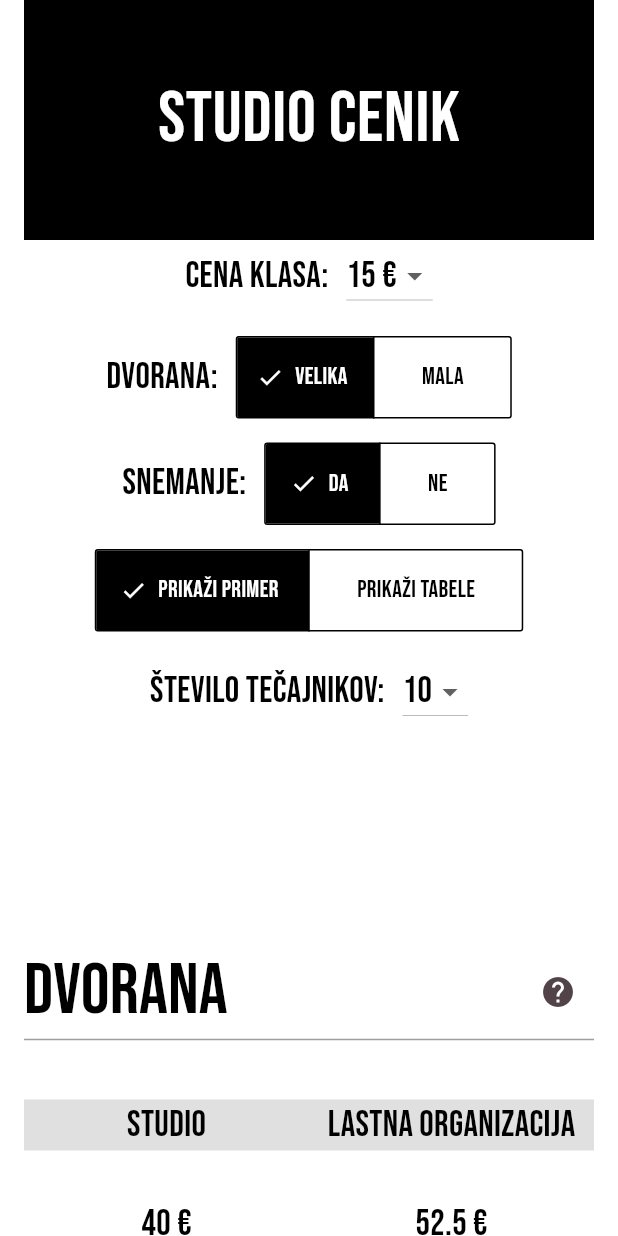
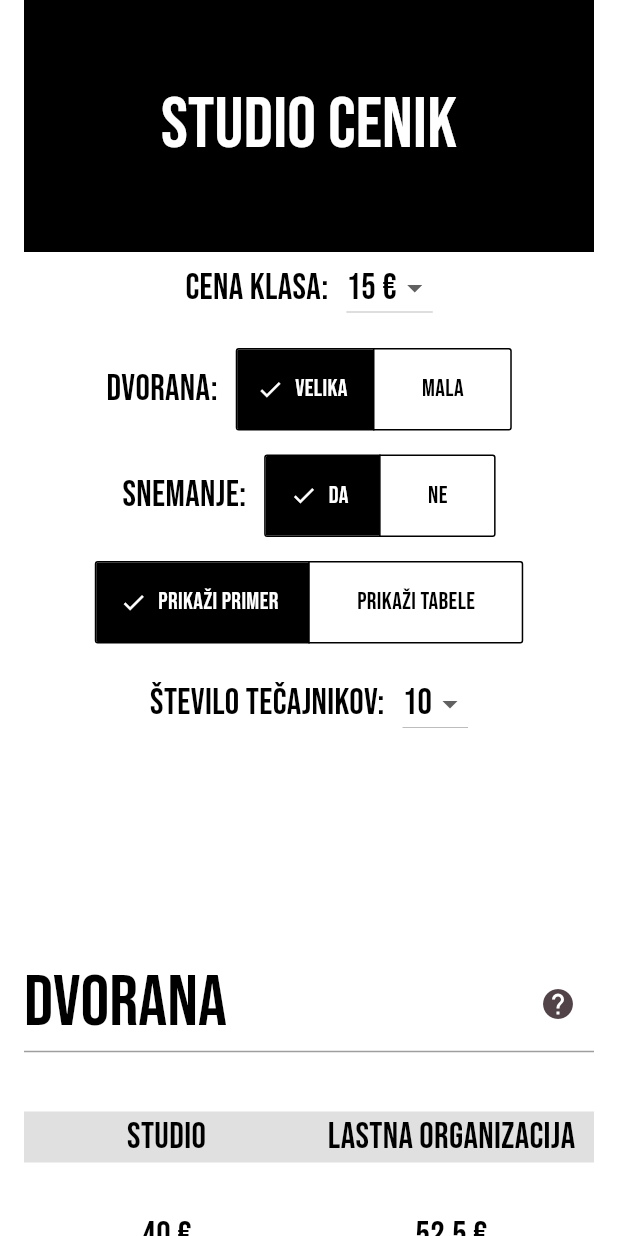
Before and after one commit to CptJodocus/bastarts_studio_users, a Flutter app: the PricingScreen screen opened by its route, on a phone screen of 412 x 824 dp. Run offline on Flutter 3.47's test engine with Material 3 defaults, Android fonts, the phone set to English and light mode, and no system bars; our stand-ins replace auto_size_text, cloud_firestore, cloud_functions, email_validator, firebase_core, flutter_animate and 5 more; accounts and stored records are empty; generated files the repository leaves out were written again.

Commit message:
Fix incorrect text theme
What I was using as "label" should've really been "title".

```diff
--- a/lib/main.dart
+++ b/lib/main.dart
@@ -41,8 +41,8 @@ class MyApp extends ConsumerWidget {
         fontFamily: 'BebasNeue',
         // primaryColor: Colors.white,
         textTheme: TextTheme(
-          labelMedium: TextStyle(color: Colors.white, fontSize: 48),
-          labelLarge: TextStyle(color: Colors.black, fontSize: 48, height: 1),
+          titleMedium: TextStyle(color: Colors.white, fontSize: 48),
+          titleLarge: TextStyle(color: Colors.black, fontSize: 48, height: 1),
           headlineMedium: TextStyle(color: Colors.white, fontSize: 24),
           bodyMedium: TextStyle(color: Colors.black, fontSize: 24),
           bodySmall: TextStyle(color: Colors.black, fontSize: 24, height: 1),
--- a/lib/presentation/pricing_screen.dart
+++ b/lib/presentation/pricing_screen.dart
@@ -150,7 +150,7 @@ class _PricingScreenState extends State<PricingScreen> {
                   child: Center(
                     child: Text(
                       'Studio Cenik',
-                      style: TextTheme.of(context).labelMedium,
+                      style: TextTheme.of(context).titleMedium,
                     ),
                   ),
                 ),
@@ -287,7 +287,7 @@ class _PricingScreenState extends State<PricingScreen> {
                           children: [
                             Text(
                               'Dvorana',
-                              style: TextTheme.of(context).labelLarge,
+                              style: TextTheme.of(context).titleLarge,
                             ),
                             IconButton(
                               onPressed: () {
@@ -405,7 +405,7 @@ class _PricingScreenState extends State<PricingScreen> {
                               children: [
                                 Text(
                                   'Snemanje',
-                                  style: TextTheme.of(context).labelLarge,
+                                  style: TextTheme.of(context).titleLarge,
                                 ),
                                 IconButton(
                                   onPressed: () {
@@ -522,7 +522,7 @@ class _PricingScreenState extends State<PricingScreen> {
                           children: [
                             Text(
                               'Administracija',
-                              style: TextTheme.of(context).labelLarge,
+                              style: TextTheme.of(context).titleLarge,
                             ),
                             IconButton(
                               onPressed: () {
@@ -592,7 +592,7 @@ class _PricingScreenState extends State<PricingScreen> {
                       children: [
                         Text(
                           'Skupaj',
-                          style: TextTheme.of(context).labelLarge,
+                          style: TextTheme.of(context).titleLarge,
                         ),
 
                         Divider(color: Colors.black38),
--- a/lib/presentation/teacher_info_screen.dart
+++ b/lib/presentation/teacher_info_screen.dart
@@ -21,7 +21,7 @@ class TeacherInfoScreen extends ConsumerWidget {
               (danceClass) => Column(
                 crossAxisAlignment: CrossAxisAlignment.start,
                 children: [
-                  Text(danceClass!.fullTeacherNameNewLine, style: TextTheme.of(context).labelLarge),
+                  Text(danceClass!.fullTeacherNameNewLine, style: TextTheme.of(context).titleLarge),
                   SizedBox(height: 8),
                   Text(danceClass.date, style: TextTheme.of(context).bodySmall),
                   Text(danceClass.classDuration, style: TextTheme.of(context).bodySmall),
--- a/lib/presentation/widgets/class_card.dart
+++ b/lib/presentation/widgets/class_card.dart
@@ -79,19 +79,19 @@ class _ClassCardContentsState extends State<ClassCardContents> {
                 child: ResponsiveTwoColumnLayout(
                   startContent: AutoSizeText(
                     widget.danceClass.fullTeacherNameInline,
-                    style: TextTheme.of(context).labelMedium!.copyWith(height: 0.8),
+                    style: TextTheme.of(context).titleMedium!.copyWith(height: 0.8),
                     group: autoSizeGroup,
                     maxLines: 1,
                   ),
                   endContent: AutoSizeText(
                     widget.danceClass.classDuration,
-                    style: TextTheme.of(context).labelMedium!.copyWith(height: 0.8),
+                    style: TextTheme.of(context).titleMedium!.copyWith(height: 0.8),
                     group: autoSizeGroup,
                     maxLines: 1,
                   ),
                   columnContent: AutoSizeText(
                     widget.danceClass.columnDetails,
-                    style: TextTheme.of(context).labelMedium,
+                    style: TextTheme.of(context).titleMedium,
                   ),
                   spacing: 32,
                 ),
--- a/lib/presentation/widgets/sign_up_class_info.dart
+++ b/lib/presentation/widgets/sign_up_class_info.dart
@@ -12,7 +12,7 @@ class SignUpClassInfo extends StatelessWidget {
     return Column(
       crossAxisAlignment: CrossAxisAlignment.start,
       children: [
-        Text(danceClass.fullTeacherNameNewLine, style: TextTheme.of(context).labelLarge),
+        Text(danceClass.fullTeacherNameNewLine, style: TextTheme.of(context).titleLarge),
         SizedBox(height: 8),
         Text(danceClass.date, style: TextTheme.of(context).bodySmall),
         Text(danceClass.classDuration, style: TextTheme.of(context).bodySmall),
```
Also changed, not shown: lib/presentation/widgets/sign_up_fields.dart (+7 -1 lines).
